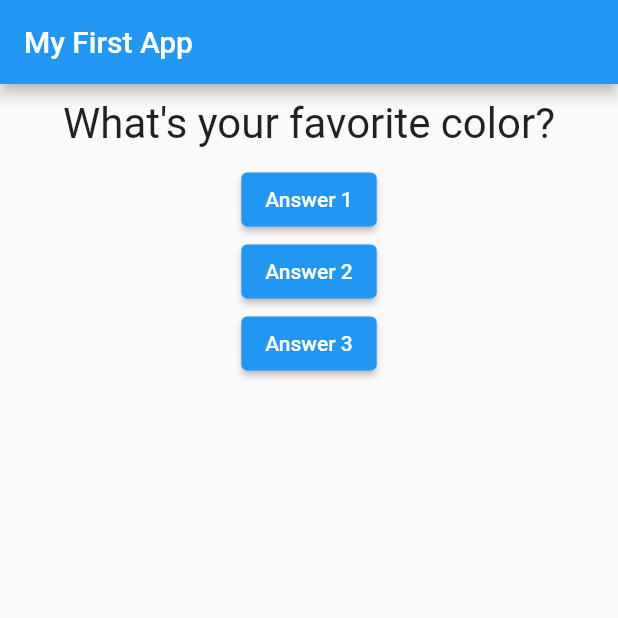
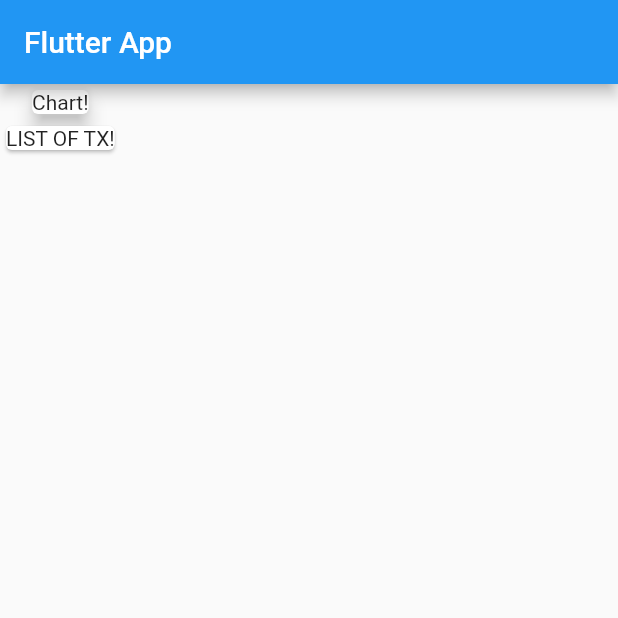
Before and after one commit to janepark423/flutter_container, a Flutter app: the screen it shows after launch, on a phone screen of 412 x 824 dp, the top half of it. Run offline on Flutter 3.47's test engine with Material 2 defaults, Android fonts, the light colour scheme and no system bars.

Commit message:
first commit

```diff
--- a/lib/main.dart
+++ b/lib/main.dart
@@ -1,64 +1,32 @@
 import 'package:flutter/material.dart';
-import 'package:flutter_basic_lecture/question.dart';
-
-// void main() {
-//   runApp(MyApp());
-// }
 
 void main() => runApp(MyApp());
 
-class MyApp extends StatefulWidget {
-
+class MyApp extends StatelessWidget {
   @override
-  State<StatefulWidget> createState() {
-    return _MyAppState();
+  Widget build(BuildContext context) {
+    return MaterialApp(
+      title: 'Flutter App',
+      home: MyHomePage(),
+    );
   }
 }
 
-class _MyAppState extends State<MyApp> {
-   var _questionIndex = 0;
-   void _answerQuestion(){
-     setState(() {
-       _questionIndex = _questionIndex + 1;
-  });
-    print(_questionIndex);
-}
-
-  // void answerQuestion() {
+class MyHomePage extends StatelessWidget {
   @override
   Widget build(BuildContext context) {
-    var questions = [
-      'What\'s your favorite color?',
-      'What\'s your favorite animarl?',
-    ];
-
-
-    return MaterialApp(
-      home: Scaffold(
-        appBar: AppBar(
-          title: Text('My First App'),
+    return Scaffold(
+      appBar: AppBar(
+        title: Text('Flutter App'),
+      ),
+      body: Column(children: <Widget>[
+        Card(
+          child:Container(child: Text('Chart!')),
+        elevation: 5,
         ),
-        body: Column(
-          children: [
-            Question(questions[_questionIndex],
-            ),
-            ElevatedButton(
-              child: Text('Answer 1'),
-              onPressed: _answerQuestion,
-            ),
-            ElevatedButton(
-              child: Text('Answer 2'),
-              onPressed: () => print('Answer 2 chosen!'),
-            ),
-            ElevatedButton(
-              child: Text('Answer 3'),
-              onPressed: () {
-                // ...
-                print('Answer 3 chosen');
-              },
-            ),
-          ],
+        Card(child:Text('LIST OF TX!'),
         ),
+      ],
       ),
     );
   }
```
